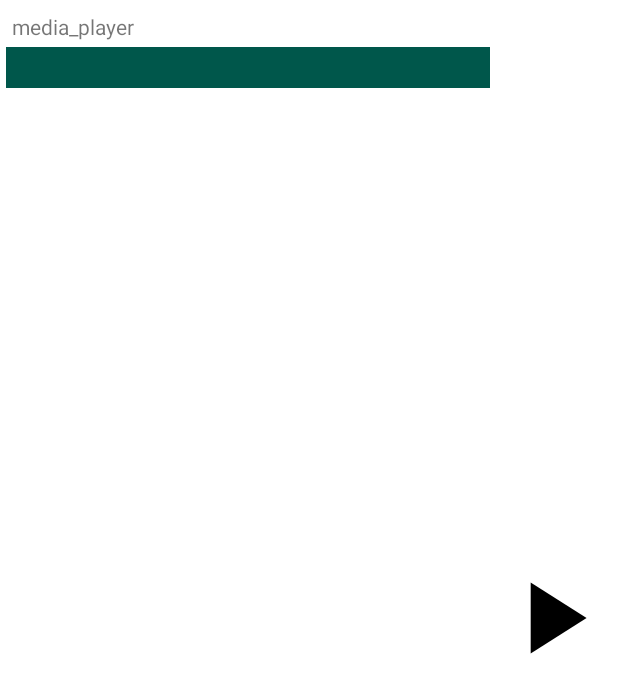
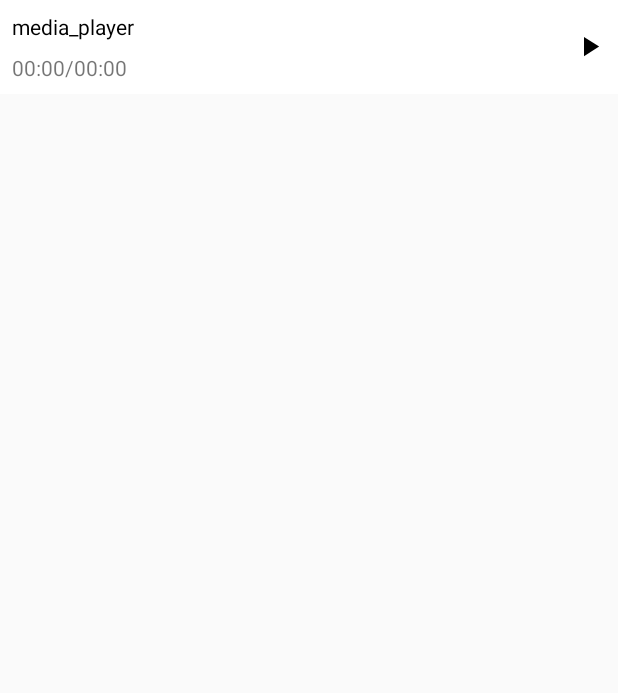
Before and after one commit to foroughM/Pasargad_test, an Android app: the layout player_appwidget.xml on its own in the app's theme, with its tools: preview values and no code run, on a phone screen of 412 x 824 dp. Shown: the top 693 px of the screen. Run offline under Robolectric (Android 15) with nearby library versions, the phone set to English and light mode, and no system bars.

```diff
--- a/app/src/main/AndroidManifest.xml
+++ b/app/src/main/AndroidManifest.xml
@@ -23,19 +23,19 @@
             </intent-filter>
         </activity>
 
-        <activity android:name=".view.activity.ExampleAppWidgetConfigure">
+        <activity android:name=".view.activity.PlayerAppWidgetConfigure">
             <intent-filter>
                 <action android:name="android.appwidget.action.APPWIDGET_CONFIGURE" />
             </intent-filter>
         </activity>
 
-        <receiver android:name=".view.widget.ExampleAppWidgetProvider">
+        <receiver android:name=".view.widget.PlayerAppWidgetProvider">
             <intent-filter>
                 <action android:name="android.appwidget.action.APPWIDGET_UPDATE" />
             </intent-filter>
             <meta-data
                 android:name="android.appwidget.provider"
-                android:resource="@xml/example_appwidget_info" />
+                android:resource="@xml/player_appwidget_info" />
         </receiver>
 
         <service android:name=".service.MusicPlayerService" />
--- a/app/src/main/java/com/example/kotlin_first/service/UpdateProgressService.kt
+++ b/app/src/main/java/com/example/kotlin_first/service/UpdateProgressService.kt
@@ -59,7 +59,7 @@ class UpdateProgressService : Service() {
     private fun updateProgressWidget(min: Long?, sec: Long?, appWidgetId: Int) {
         val views = RemoteViews(
             packageName,
-            R.layout.example_appwidget
+            R.layout.player_appwidget
         ).apply {
             val formatter = DecimalFormat("00")
             setTextViewText(
--- a/app/src/main/java/com/example/kotlin_first/utils/Constants.kt
+++ b/app/src/main/java/com/example/kotlin_first/utils/Constants.kt
@@ -7,4 +7,4 @@ const val COMPLETE_PLAYER_ACTION = "playerFinished"
 const val INIT_MUSIC_ACTION = "musicPlayer.initMusic"
 const val INIT_MUSIC_EXTRA = "music_path"
 const val MUSIC_DURATION_EXTRA = "music_duration"
-const val MUSIC_RANDOM_SEED = 16
+const val MUSIC_RANDOM_SEED = 19
--- a/app/src/main/java/com/example/kotlin_first/view/activity/ExampleAppWidgetConfigure.kt
+++ b/app/src/main/java/com/example/kotlin_first/view/activity/PlayerAppWidgetConfigure.kt
@@ -14,10 +14,10 @@ import androidx.core.app.ActivityCompat
 import com.example.kotlin_first.R
 import com.example.kotlin_first.interfaces.RandomMusicLoader
 import com.example.kotlin_first.utils.MUSIC_RANDOM_SEED
-import com.example.kotlin_first.view.widget.ExampleAppWidgetProvider
+import com.example.kotlin_first.view.widget.PlayerAppWidgetProvider
 
 
-class ExampleAppWidgetConfigure : Activity(), View.OnClickListener {
+class PlayerAppWidgetConfigure : Activity(), View.OnClickListener {
 
     private val MY_PERMISSION_REQUEST_CODE = 100
 
@@ -45,7 +45,7 @@ class ExampleAppWidgetConfigure : Activity(), View.OnClickListener {
 
     private fun getMusicList() {
         val musicLoader = RandomMusicLoader
-        ExampleAppWidgetProvider.updateWidget(
+        PlayerAppWidgetProvider.updateWidget(
             this, getInstance(this), appWidgetId,
             musicLoader.getRandomMusic(contentResolver, MUSIC_RANDOM_SEED)
         )
--- a/app/src/main/java/com/example/kotlin_first/view/widget/ExampleAppWidgetProvider.kt
+++ b/app/src/main/java/com/example/kotlin_first/view/widget/PlayerAppWidgetProvider.kt
@@ -13,7 +13,7 @@ import com.example.kotlin_first.service.UpdateProgressService
 import com.example.kotlin_first.utils.*
 
 
-class ExampleAppWidgetProvider : AppWidgetProvider() {
+class PlayerAppWidgetProvider : AppWidgetProvider() {
 
     override fun onDisabled(context: Context?) {
         context?.stopService(playerServiceIntent)
@@ -21,13 +21,16 @@ class ExampleAppWidgetProvider : AppWidgetProvider() {
         super.onDisabled(context)
     }
 
+    override fun onEnabled(context: Context?) {
+        updateIntent = Intent(context, UpdateProgressService::class.java)
+        super.onEnabled(context)
+    }
+
     override fun onReceive(context: Context?, intent: Intent?) {
         if (intent?.action.equals(PLAY_PAUSE_ACTION)) {
             appWidgetId = intent?.extras?.getInt(AppWidgetManager.EXTRA_APPWIDGET_ID)
             updateView(context, appWidgetId, MusicPlayerService.isPlaying())
-            if (updateIntent == null)
-                updateIntent =
-                    Intent(context, UpdateProgressService::class.java).apply {
+            updateIntent?.apply {
                 putExtra(
                     AppWidgetManager.EXTRA_APPWIDGET_ID,
                     appWidgetId
@@ -54,7 +57,7 @@ class ExampleAppWidgetProvider : AppWidgetProvider() {
         appWidgetId: Int?,
         showPlayBtn: Boolean
     ) {
-        val views = RemoteViews(context?.packageName, R.layout.example_appwidget).apply {
+        val views = RemoteViews(context?.packageName, R.layout.player_appwidget).apply {
             setImageViewResource(
                 R.id.play_btn,
                 if (showPlayBtn) R.drawable.ic_play_arrow_black_24dp
@@ -78,9 +81,9 @@ class ExampleAppWidgetProvider : AppWidgetProvider() {
             music = randomMusic
             val views = RemoteViews(
                 context.packageName,
-                R.layout.example_appwidget
+                R.layout.player_appwidget
             ).apply {
-                val clickIntent = Intent(context, ExampleAppWidgetProvider::class.java)
+                val clickIntent = Intent(context, PlayerAppWidgetProvider::class.java)
                 clickIntent.action = PLAY_PAUSE_ACTION
                 clickIntent.putExtra(AppWidgetManager.EXTRA_APPWIDGET_ID, appWidgetId)
                 setOnClickPendingIntent(
--- a/app/src/main/res/layout/activity_main.xml
+++ b/app/src/main/res/layout/activity_main.xml
@@ -7,9 +7,10 @@
     tools:context=".view.activity.MainActivity">
 
     <TextView
+        android:id="@+id/welcome_view"
         android:layout_width="wrap_content"
         android:layout_height="wrap_content"
-        android:text="Hello World!"
+        android:text="@string/welcome_txt"
         app:layout_constraintBottom_toBottomOf="parent"
         app:layout_constraintLeft_toLeftOf="parent"
         app:layout_constraintRight_toRightOf="parent"
--- a/app/src/main/res/layout/example_appwidget.xml
+++ b/app/src/main/res/layout/player_appwidget.xml
@@ -1,20 +1,19 @@
 <?xml version="1.0" encoding="utf-8"?>
 <FrameLayout xmlns:android="http://schemas.android.com/apk/res/android"
     android:layout_width="match_parent"
-    android:layout_height="match_parent"
-    android:layout_margin="@dimen/widget_margin">
+    android:layout_height="wrap_content">
 
     <LinearLayout
         android:id="@+id/widget_holder"
         android:layout_width="match_parent"
-        android:layout_height="match_parent"
+        android:layout_height="wrap_content"
         android:background="@color/widget_color"
         android:orientation="horizontal"
         android:padding="@dimen/widget_padding">
 
         <LinearLayout
             android:layout_width="0dp"
-            android:layout_height="match_parent"
+            android:layout_height="wrap_content"
             android:layout_weight="4"
             android:orientation="vertical">
 
@@ -24,6 +23,7 @@
                 android:layout_height="wrap_content"
                 android:ellipsize="marquee"
                 android:focusable="true"
+                android:textColor="@color/text_color"
                 android:focusableInTouchMode="true"
                 android:marqueeRepeatLimit="marquee_forever"
                 android:padding="@dimen/widget_padding"
@@ -33,20 +33,20 @@
 
             <TextView
                 android:id="@+id/progress_info"
-                android:background="@color/colorPrimaryDark"
-                android:textColor="@color/widget_color"
                 android:layout_width="match_parent"
                 android:layout_height="wrap_content"
-                android:padding="@dimen/widget_padding" />
+                android:padding="@dimen/widget_padding"
+                android:text="@string/default_timer"/>
 
         </LinearLayout>
 
         <ImageView
             android:id="@+id/play_btn"
-            android:layout_width="0dp"
-            android:layout_height="match_parent"
-            android:layout_weight="1"
-            android:src="@drawable/ic_play_arrow_black_24dp" />
+            android:layout_width="@dimen/play_btn_size"
+            android:layout_height="@dimen/play_btn_size"
+            android:layout_gravity="center"
+            android:src="@drawable/ic_play_arrow_black_24dp"
+            android:padding="@dimen/widget_padding"/>
 
     </LinearLayout>
 
--- a/app/src/main/res/values/colors.xml
+++ b/app/src/main/res/values/colors.xml
@@ -4,4 +4,5 @@
     <color name="colorPrimaryDark">#00574B</color>
     <color name="colorAccent">#D81B60</color>
     <color name="widget_color">#FFFFFF</color>
+    <color name="text_color">#000000</color>
 </resources>
--- a/app/src/main/res/values/dimens.xml
+++ b/app/src/main/res/values/dimens.xml
@@ -1,6 +1,10 @@
 <?xml version="1.0" encoding="utf-8"?>
 <resources>
     <dimen name="widget_margin">4dp</dimen>
+    <dimen name="widget_top_bottom_margin">8dp</dimen>
     <dimen name="widget_padding">4dp</dimen>
     <dimen name="line_extra">4dp</dimen>
+    <dimen name="widget_minwidth">216dp</dimen>
+    <dimen name="widget_minheight">48dp</dimen>
+    <dimen name="play_btn_size">30dp</dimen>
 </resources>
--- a/app/src/main/res/values/strings.xml
+++ b/app/src/main/res/values/strings.xml
@@ -5,4 +5,6 @@
     <string name="need_permission">برای اجرای این ویجت نیاز به دسترسی به مدیا است</string>
     <string name="get_permission">تایید دسترسی</string>
     <string name="cancel">انصراف</string>
+    <string name="default_timer">00:00/00:00</string>
+    <string name="welcome_txt">find my widget :D</string>
 </resources>
--- a/build.gradle
+++ b/build.gradle
@@ -19,7 +19,6 @@ allprojects {
     repositories {
         google()
         jcenter()
-
     }
 }
 
```
Also changed, not shown: app/build.gradle (+7 -1 lines), app/src/main/java/com/example/kotlin_first/service/MusicPlayerService.kt (+9 -4 lines), app/src/main/res/xml/example_appwidget_info.xml (deleted, +0 -10 lines), app/src/main/res/xml/player_appwidget_info.xml (added, +10 -0 lines), app/src/main/res/drawable/widgetimage.webp (added), 2 other files. Lines whose indentation alone changed are shown as unchanged.
